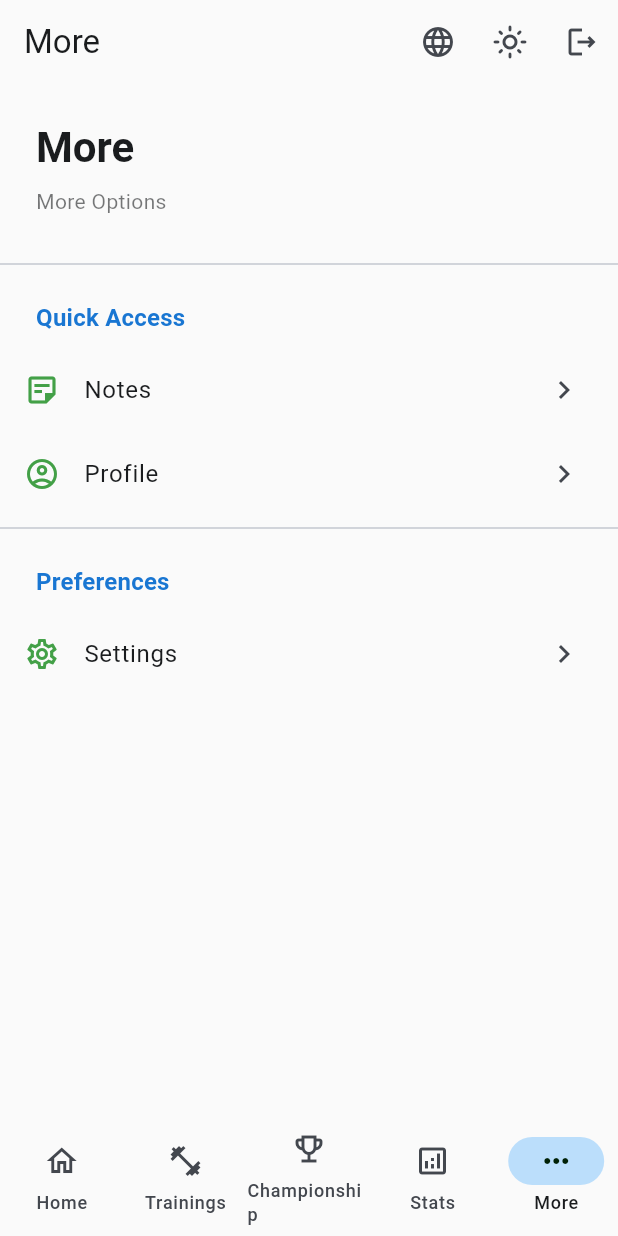
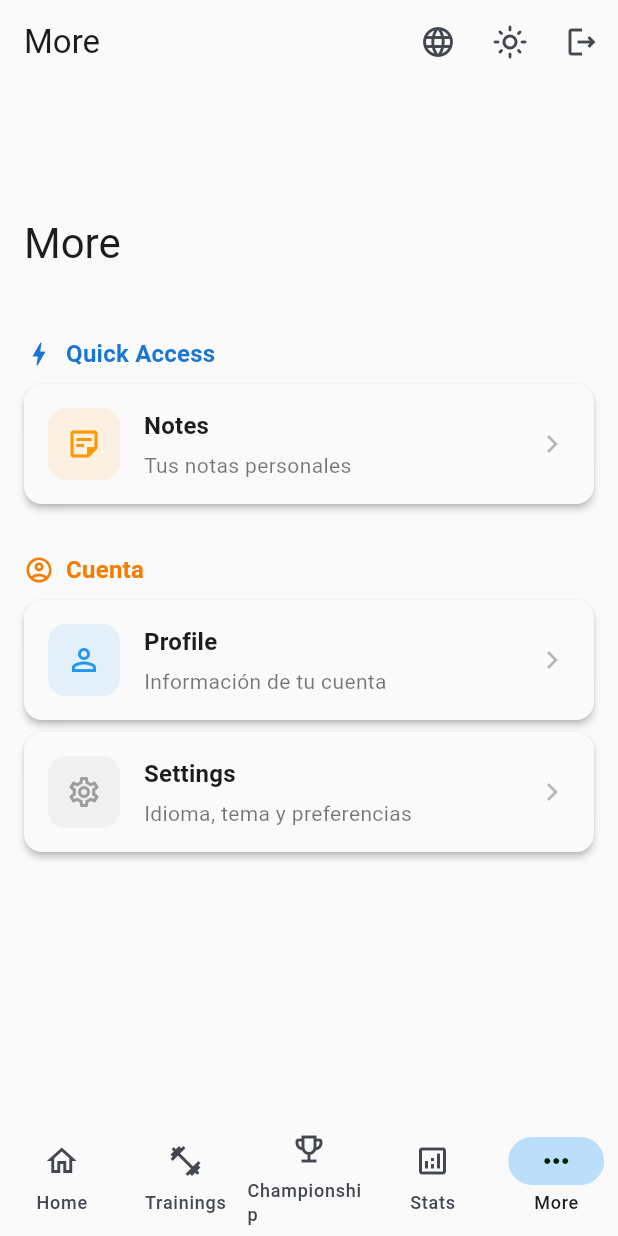
Before and after one commit to SantiagoKirylukMaclean/sport-tech-app, a Flutter app: the MorePage screen opened by its route, on a phone screen of 412 x 824 dp. Run offline on Flutter 3.47's test engine with Material 3 defaults, Android fonts, the phone set to English and light mode, and no system bars; our stand-ins replace equatable, fl_chart, flutter_riverpod, go_router, shared_preferences, supabase_flutter and 1 more; accounts and stored records are empty; statements that could not run were skipped.

Commit message:
feat: Implement Material Design 3 navigation improvements and iconography
- Added new navigation structure with a maximum of 5 items per role (Player, Coach, Super Admin).
- Created new "More" and "Settings" pages with updated layouts and functionalities.
- Updated iconography to align with Material Design 3 standards.
- Introduced a badge notification system for real-time updates on notes.
- Redesigned "More" page with cards and organized sections for better UX.
- Implemented a reactive system using Riverpod for tracking notes count.
- Enhanced animations using built-in Material 3 widgets for smoother transitions.

```diff
--- /dev/null
+++ b/lib/application/notes/notes_count_provider.dart
@@ -0,0 +1,16 @@
+// lib/application/notes/notes_count_provider.dart
+
+import 'package:flutter_riverpod/flutter_riverpod.dart';
+import 'package:sport_tech_app/application/notes/notes_notifier.dart';
+import 'package:sport_tech_app/application/notes/notes_state.dart';
+
+/// Provider for counting total notes
+final notesCountProvider = Provider<int>((ref) {
+  final notesState = ref.watch(notesNotifierProvider);
+
+  if (notesState is NotesStateLoaded) {
+    return notesState.notes.length;
+  }
+
+  return 0;
+});
--- a/lib/presentation/app/scaffold/app_scaffold.dart
+++ b/lib/presentation/app/scaffold/app_scaffold.dart
@@ -10,6 +10,7 @@ import 'package:sport_tech_app/config/theme/theme_provider.dart';
 import 'package:sport_tech_app/core/constants/app_constants.dart';
 import 'package:sport_tech_app/presentation/app/scaffold/navigation_item.dart';
 import 'package:sport_tech_app/application/org/active_team_notifier.dart';
+import 'package:sport_tech_app/application/notes/notes_count_provider.dart';
 import 'package:sport_tech_app/l10n/app_localizations.dart';
 import 'package:sport_tech_app/presentation/app/widgets/app_breadcrumb.dart';
 
@@ -108,8 +109,8 @@ class AppScaffold extends ConsumerWidget {
               destinations: navigationItems
                   .map(
                     (item) => NavigationRailDestination(
-                      icon: Icon(item.iconOutlined),
-                      selectedIcon: Icon(item.iconFilled),
+                      icon: _buildIconWithBadge(item, ref),
+                      selectedIcon: _buildIconWithBadge(item, ref, selected: true),
                       label: Text(item.label),
                     ),
                   )
@@ -199,14 +200,33 @@ class AppScaffold extends ConsumerWidget {
         destinations: navigationItems
             .map(
               (item) => NavigationDestination(
-                icon: Icon(item.iconOutlined),
-                selectedIcon: Icon(item.iconFilled),
+                icon: _buildIconWithBadge(item, ref),
+                selectedIcon: _buildIconWithBadge(item, ref, selected: true),
                 label: item.label,
               ),
             )
             .toList(),
       ),
     );
+  }
+
+  /// Build icon with badge for navigation items
+  Widget _buildIconWithBadge(NavigationItem item, WidgetRef ref, {bool selected = false}) {
+    final icon = Icon(selected ? item.iconFilled : item.iconOutlined);
+
+    // Add badge to "More" icon if there are notes
+    if (item.route == AppConstants.moreRoute) {
+      final notesCount = ref.watch(notesCountProvider);
+
+      if (notesCount > 0) {
+        return Badge(
+          label: Text('$notesCount'),
+          child: icon,
+        );
+      }
+    }
+
+    return icon;
   }
 
   /// Get navigation items based on user role (Material Design 3 - max 5 items)
--- a/lib/presentation/more/pages/more_page.dart
+++ b/lib/presentation/more/pages/more_page.dart
@@ -5,6 +5,7 @@ import 'package:flutter_riverpod/flutter_riverpod.dart';
 import 'package:go_router/go_router.dart';
 import 'package:sport_tech_app/application/auth/auth_notifier.dart';
 import 'package:sport_tech_app/application/auth/auth_state.dart';
+import 'package:sport_tech_app/application/notes/notes_count_provider.dart';
 import 'package:sport_tech_app/core/constants/app_constants.dart';
 import 'package:sport_tech_app/l10n/app_localizations.dart';
 
@@ -23,25 +24,191 @@ class MorePage extends ConsumerWidget {
     }
 
     final role = authState.profile.role;
+    final notesCount = ref.watch(notesCountProvider);
 
     return Scaffold(
-      body: ListView(
-        children: [
-          // Header
-          Padding(
-            padding: const EdgeInsets.all(24.0),
+      body: CustomScrollView(
+        slivers: [
+          // App Bar con título grande
+          SliverAppBar.large(
+            title: Text(l10n.more),
+            automaticallyImplyLeading: false,
+          ),
+
+          SliverToBoxAdapter(
+            child: Padding(
+              padding: const EdgeInsets.all(16.0),
               child: Column(
                 crossAxisAlignment: CrossAxisAlignment.start,
                 children: [
-                Text(
-                  l10n.more,
-                  style: Theme.of(context).textTheme.headlineMedium?.copyWith(
-                        fontWeight: FontWeight.bold,
+                  // Quick Access Section
+                  _SectionHeader(
+                    icon: Icons.bolt_outlined,
+                    title: l10n.quickAccess,
+                    color: Theme.of(context).colorScheme.primary,
+                  ),
+                  const SizedBox(height: 8),
+
+                  // Championship (for coaches and super admins only)
+                  if (role.isAdmin || role == UserRole.coach)
+                    _MenuCard(
+                      icon: Icons.emoji_events_outlined,
+                      title: l10n.championship,
+                      subtitle: 'Ver información del campeonato',
+                      color: Colors.amber,
+                      onTap: () => context.go(AppConstants.championshipRoute),
+                    ),
+
+                  // Notes with badge
+                  _MenuCard(
+                    icon: Icons.sticky_note_2_outlined,
+                    title: l10n.notes,
+                    subtitle: notesCount > 0
+                        ? '$notesCount ${notesCount == 1 ? "nota" : "notas"}'
+                        : 'Tus notas personales',
+                    color: Colors.orange,
+                    badge: notesCount > 0 ? notesCount : null,
+                    onTap: () => context.go(AppConstants.notesRoute),
+                  ),
+
+                  const SizedBox(height: 24),
+
+                  // Account Section
+                  _SectionHeader(
+                    icon: Icons.account_circle_outlined,
+                    title: 'Cuenta',
+                    color: Theme.of(context).colorScheme.tertiary,
+                  ),
+                  const SizedBox(height: 8),
+
+                  // Profile
+                  _MenuCard(
+                    icon: Icons.person_outline,
+                    title: l10n.profile,
+                    subtitle: 'Información de tu cuenta',
+                    color: Colors.blue,
+                    onTap: () => context.go(AppConstants.profileRoute),
+                  ),
+
+                  // Settings
+                  _MenuCard(
+                    icon: Icons.settings_outlined,
+                    title: l10n.settings,
+                    subtitle: 'Idioma, tema y preferencias',
+                    color: Colors.grey,
+                    onTap: () => context.go(AppConstants.settingsRoute),
+                  ),
+
+                  const SizedBox(height: 32),
+                ],
               ),
             ),
-                const SizedBox(height: 8),
+          ),
+        ],
+      ),
+    );
+  }
+}
+
+/// Section Header Widget
+class _SectionHeader extends StatelessWidget {
+  final IconData icon;
+  final String title;
+  final Color color;
+
+  const _SectionHeader({
+    required this.icon,
+    required this.title,
+    required this.color,
+  });
+
+  @override
+  Widget build(BuildContext context) {
+    return Row(
+      children: [
+        Icon(icon, size: 20, color: color),
+        const SizedBox(width: 8),
         Text(
-                  l10n.moreOptions,
+          title,
+          style: Theme.of(context).textTheme.titleMedium?.copyWith(
+                fontWeight: FontWeight.bold,
+                color: color,
+              ),
+        ),
+      ],
+    );
+  }
+}
+
+/// Menu Card Widget
+class _MenuCard extends StatelessWidget {
+  final IconData icon;
+  final String title;
+  final String subtitle;
+  final Color color;
+  final int? badge;
+  final VoidCallback onTap;
+
+  const _MenuCard({
+    required this.icon,
+    required this.title,
+    required this.subtitle,
+    required this.color,
+    required this.onTap,
+    this.badge,
+  });
+
+  @override
+  Widget build(BuildContext context) {
+    return Card(
+      margin: const EdgeInsets.only(bottom: 8),
+      child: InkWell(
+        onTap: onTap,
+        borderRadius: BorderRadius.circular(12),
+        child: Padding(
+          padding: const EdgeInsets.all(16.0),
+          child: Row(
+            children: [
+              // Icon with background
+              Container(
+                padding: const EdgeInsets.all(12),
+                decoration: BoxDecoration(
+                  color: color.withValues(alpha: 0.1),
+                  borderRadius: BorderRadius.circular(12),
+                ),
+                child: Icon(
+                  icon,
+                  color: color,
+                  size: 24,
+                ),
+              ),
+              const SizedBox(width: 16),
+
+              // Title and subtitle
+              Expanded(
+                child: Column(
+                  crossAxisAlignment: CrossAxisAlignment.start,
+                  children: [
+                    Row(
+                      children: [
+                        Text(
+                          title,
+                          style: Theme.of(context).textTheme.titleMedium?.copyWith(
+                                fontWeight: FontWeight.w600,
+                              ),
+                        ),
+                        if (badge != null) ...[
+                          const SizedBox(width: 8),
+                          Badge(
+                            label: Text('$badge'),
+                            backgroundColor: color,
+                          ),
+                        ],
+                      ],
+                    ),
+                    const SizedBox(height: 4),
+                    Text(
+                      subtitle,
                       style: Theme.of(context).textTheme.bodyMedium?.copyWith(
                             color: Theme.of(context).colorScheme.onSurface.withValues(alpha: 0.6),
                           ),
@@ -50,81 +217,14 @@ class MorePage extends ConsumerWidget {
                 ),
               ),
 
-          const Divider(),
-
-          // Quick Access Section
-          Padding(
-            padding: const EdgeInsets.fromLTRB(24, 16, 24, 8),
-            child: Text(
-              l10n.quickAccess,
-              style: Theme.of(context).textTheme.titleMedium?.copyWith(
-                    fontWeight: FontWeight.bold,
-                    color: Theme.of(context).colorScheme.primary,
+              // Chevron
+              Icon(
+                Icons.chevron_right,
+                color: Theme.of(context).colorScheme.onSurface.withValues(alpha: 0.3),
+              ),
+            ],
           ),
         ),
-          ),
-
-          // Championship (for coaches and super admins only - moved from main nav)
-          if (role.isAdmin || role == UserRole.coach)
-            ListTile(
-              leading: Icon(
-                Icons.emoji_events_outlined,
-                color: Theme.of(context).colorScheme.secondary,
-              ),
-              title: Text(l10n.championship),
-              trailing: const Icon(Icons.chevron_right),
-              onTap: () => context.go(AppConstants.championshipRoute),
-            ),
-
-          // Notes
-          ListTile(
-            leading: Icon(
-              Icons.sticky_note_2_outlined,
-              color: Theme.of(context).colorScheme.secondary,
-            ),
-            title: Text(l10n.notes),
-            trailing: const Icon(Icons.chevron_right),
-            onTap: () => context.go(AppConstants.notesRoute),
-          ),
-
-          // Profile
-          ListTile(
-            leading: Icon(
-              Icons.account_circle_outlined,
-              color: Theme.of(context).colorScheme.secondary,
-            ),
-            title: Text(l10n.profile),
-            trailing: const Icon(Icons.chevron_right),
-            onTap: () => context.go(AppConstants.profileRoute),
-          ),
-
-          const Divider(),
-
-          // Settings Section
-          Padding(
-            padding: const EdgeInsets.fromLTRB(24, 16, 24, 8),
-            child: Text(
-              l10n.preferences,
-              style: Theme.of(context).textTheme.titleMedium?.copyWith(
-                    fontWeight: FontWeight.bold,
-                    color: Theme.of(context).colorScheme.primary,
-                  ),
-            ),
-          ),
-
-          // Settings
-          ListTile(
-            leading: Icon(
-              Icons.settings_outlined,
-              color: Theme.of(context).colorScheme.secondary,
-            ),
-            title: Text(l10n.settings),
-            trailing: const Icon(Icons.chevron_right),
-            onTap: () => context.go(AppConstants.settingsRoute),
-          ),
-
-          const SizedBox(height: 24),
-        ],
       ),
     );
   }
```
Also changed, not shown: 3 other files. Lines whose indentation alone changed are shown as unchanged.
